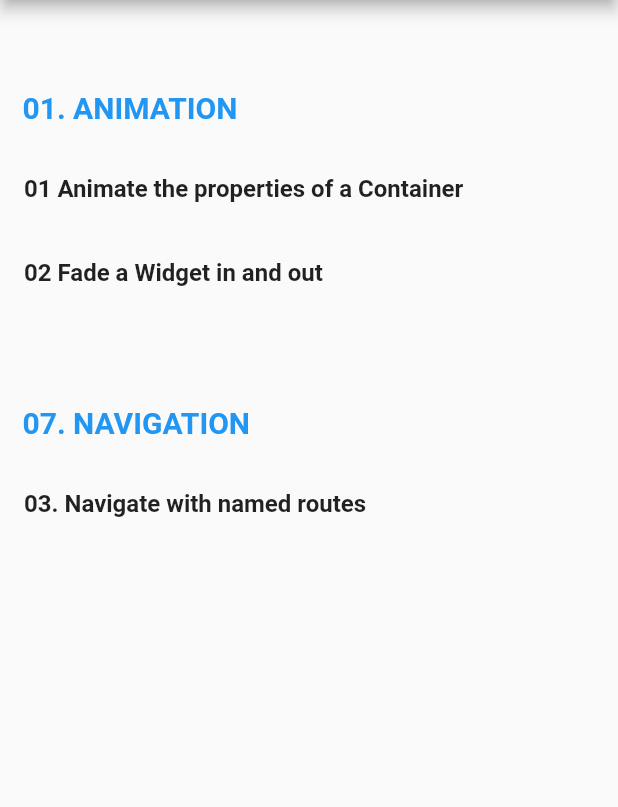
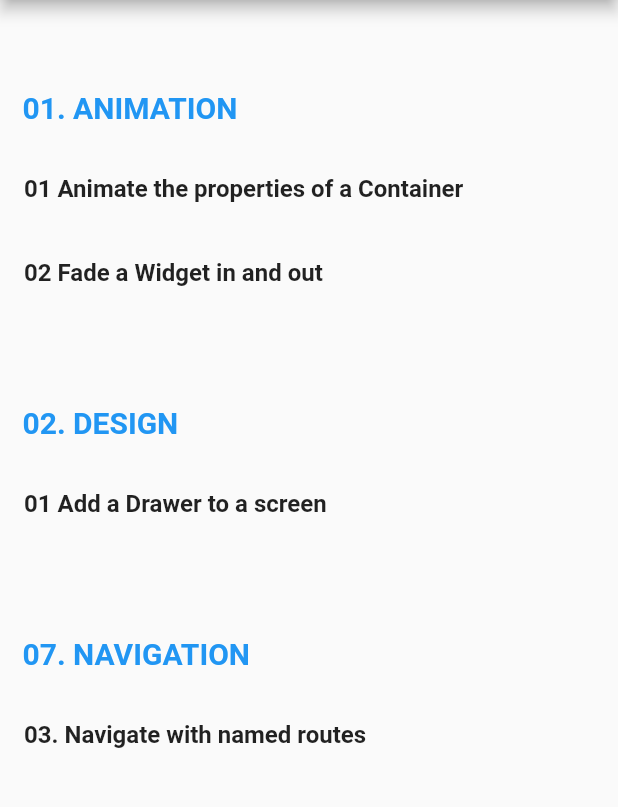
Before and after one commit to arthur-eudeline/flutter-cookbooks, a Flutter app: the screen it shows after launch, on a phone screen of 412 x 824 dp, the part 84-891 px from its top. Run offline on Flutter 3.47's test engine with Material 2 defaults, Android fonts, the phone set to English and light mode, and no system bars.

Commit message:
02 Design > 01 Add a Drawer to a Screen

```diff
--- a/lib/cookbooks/template.dart
+++ b/lib/cookbooks/template.dart
@@ -30,7 +30,7 @@ class __STATE_CLASS_NAME__ extends State<__WIDGET__NAME__> {
       floatingActionButtonLocation: FloatingActionButtonLocation.centerFloat,
       floatingActionButton: FloatingActionButton(
         elevation: 0,
-        child: Icon(Icons.play_circle_outline),
+        child: Icon(this._buttonIcon),
         onPressed: () {
           this.buttonAction();
         },
--- a/lib/main.dart
+++ b/lib/main.dart
@@ -1,7 +1,14 @@
 import 'package:flutter/material.dart';
+
+// Animations
 import 'package:cookbooks_training/cookbooks/01_animation/01_animate_the_properties_of_a_container/main.dart';
 import 'package:cookbooks_training/cookbooks/01_animation/02_fade_a_widget_in_and_out/main.dart';
 
+// Design
+import 'package:cookbooks_training/cookbooks/02_design/01_add_a_drawer_to_a_screen/main.dart';
+
+
+// Navigation
 import 'package:cookbooks_training/cookbooks/07_navigation/03_navigate_with_named_routes/FirstScreen.dart';
 import 'package:cookbooks_training/cookbooks/07_navigation/03_navigate_with_named_routes/SecondScreen.dart';
 
@@ -19,8 +26,12 @@ class MyApp extends StatelessWidget {
       routes: {
         "/": (context) => MyHomePage(title: "Flutter CookBooks"),
 
+        // Animations
         "/01_animation/01_animate_the_properties_of_a_container/main" : (context) => AnimatedContainerApp(),
         "/01_animation/02_fade_a_widget_in_and_out/main" : (context) => FadingWidgetScreen(),
+
+        // Design
+        "/02_design/01_add_a_drawer_to_a_screen/main" : (context) => AppDrawerScreen(),
 
         "/07_navigation/03_navigate_with_named_routes/firstScreen": (context) =>
             FirstScreen(),
@@ -83,6 +94,13 @@ class MyHomePage extends StatelessWidget {
             bookRoute: "/01_animation/02_fade_a_widget_in_and_out/main",
             context: context
           ),
+          // ---- 02 Design ----
+          buildRowTitle("02. Design", context),
+          buildRowItem(
+            bookName: "01 Add a Drawer to a screen",
+            bookRoute: "/02_design/01_add_a_drawer_to_a_screen/main",
+            context: context
+          ),
 
           // ---- 07 Navigation ----
           buildRowTitle("07. Navigation", context),
```
Also changed, not shown: lib/cookbooks/02_design/01_add_a_drawer_to_a_screen/main.dart (added, +78 -0 lines).
